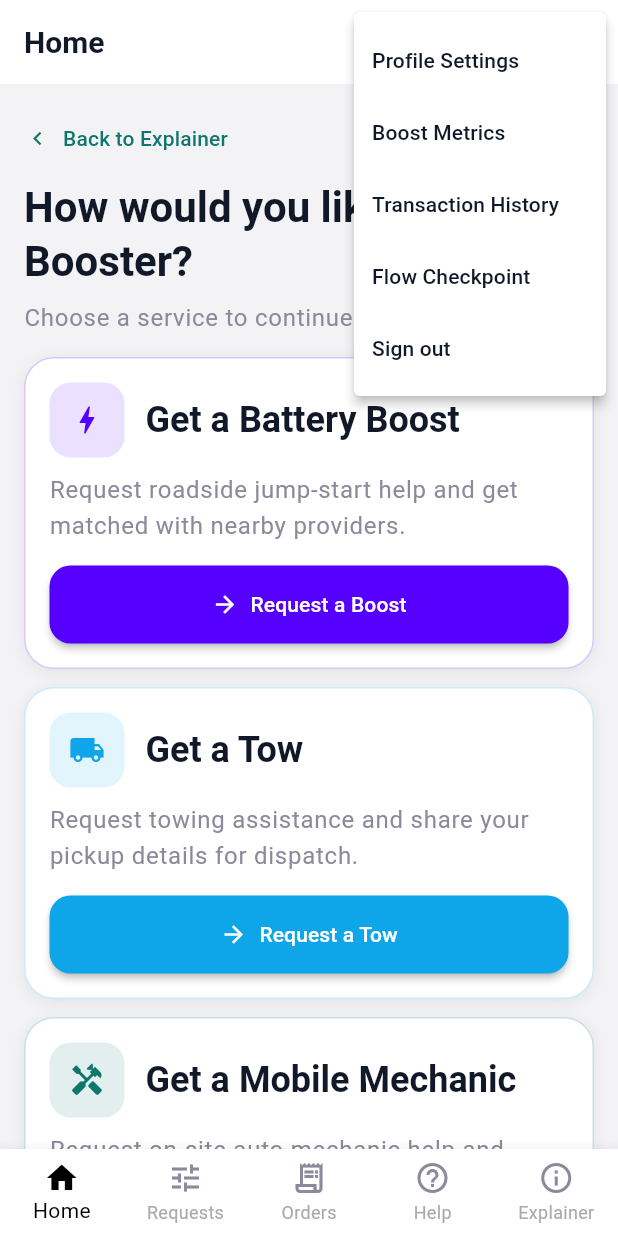
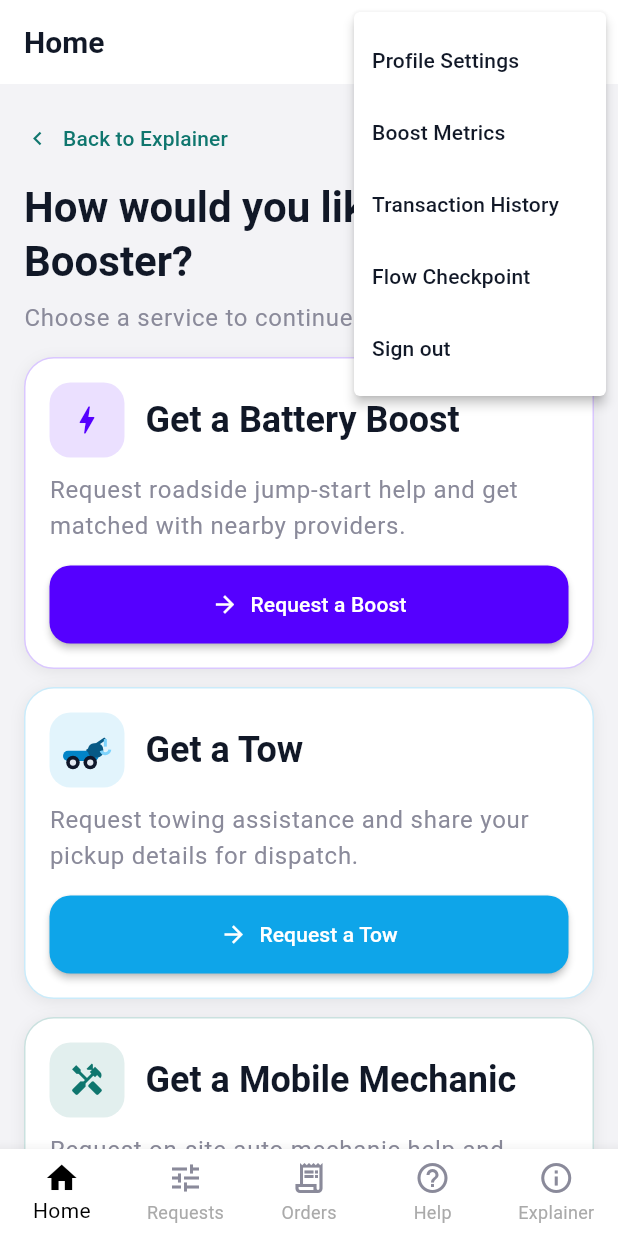
Before and after one commit to vitaprojects/boosstter, a Flutter app: the HomeScreen screen opened directly, after a tap on the "more vert" icon, on a phone screen of 412 x 824 dp. Run offline on Flutter 3.47's test engine with Material 3 defaults, Android fonts, the phone set to English and light mode, and no system bars; our stand-ins replace cloud_firestore, cloud_functions, firebase_auth, firebase_core, firebase_database, geocoding and 2 more; missing offline and left inert: flutter_stripe; accounts and stored records are empty.

Commit message:
Replace tow card icon with tow truck illustration

```diff
--- a/booster_app/lib/home_screen.dart
+++ b/booster_app/lib/home_screen.dart
@@ -434,6 +434,7 @@ class _MainServiceHub extends StatelessWidget {
               subtitle:
                   'Request towing assistance and share your pickup details for dispatch.',
               icon: Icons.local_shipping,
+              leading: const _TowTruckBadge(),
               accent: const Color(0xFF0EA5E9),
               cta: 'Request a Tow',
               onTap: isSelecting ? null : onOpenTow,
@@ -466,6 +467,7 @@ class _ServiceChoiceCard extends StatelessWidget {
     required this.icon,
     required this.accent,
     required this.cta,
+    this.leading,
     this.onTap,
   });
 
@@ -474,6 +476,7 @@ class _ServiceChoiceCard extends StatelessWidget {
   final IconData icon;
   final Color accent;
   final String cta;
+  final Widget? leading;
   final VoidCallback? onTap;
 
   @override
@@ -504,7 +507,7 @@ class _ServiceChoiceCard extends StatelessWidget {
                   color: accent.withValues(alpha: 0.12),
                   borderRadius: BorderRadius.circular(14),
                 ),
-                child: Icon(icon, color: accent),
+                child: leading ?? Icon(icon, color: accent),
               ),
               const SizedBox(width: 14),
               Expanded(
@@ -544,6 +547,78 @@ class _ServiceChoiceCard extends StatelessWidget {
       ),
     );
   }
+}
+
+class _TowTruckBadge extends StatelessWidget {
+  const _TowTruckBadge();
+
+  @override
+  Widget build(BuildContext context) {
+    return Center(
+      child: SizedBox(
+        width: 36,
+        height: 28,
+        child: CustomPaint(
+          painter: _TowTruckPainter(),
+        ),
+      ),
+    );
+  }
+}
+
+class _TowTruckPainter extends CustomPainter {
+  @override
+  void paint(Canvas canvas, Size size) {
+    final truck = Paint()..color = const Color(0xFF0284C7);
+    final dark = Paint()..color = const Color(0xFF075985);
+    final wheel = Paint()..color = const Color(0xFF0F172A);
+    final wheelInner = Paint()..color = const Color(0xFFE2E8F0);
+
+    final base = RRect.fromRectAndRadius(
+      Rect.fromLTWH(2, size.height * 0.52, size.width * 0.66, size.height * 0.24),
+      const Radius.circular(4),
+    );
+    canvas.drawRRect(base, truck);
+
+    final cabin = RRect.fromRectAndRadius(
+      Rect.fromLTWH(size.width * 0.52, size.height * 0.34, size.width * 0.28, size.height * 0.34),
+      const Radius.circular(4),
+    );
+    canvas.drawRRect(cabin, dark);
+
+    final armPath = Path()
+      ..moveTo(size.width * 0.48, size.height * 0.5)
+      ..lineTo(size.width * 0.82, size.height * 0.2)
+      ..lineTo(size.width * 0.86, size.height * 0.25)
+      ..lineTo(size.width * 0.52, size.height * 0.56)
+      ..close();
+    canvas.drawPath(armPath, dark);
+
+    final hook = Paint()
+      ..color = const Color(0xFF7DD3FC)
+      ..strokeWidth = 2
+      ..style = PaintingStyle.stroke;
+    canvas.drawLine(
+      Offset(size.width * 0.84, size.height * 0.24),
+      Offset(size.width * 0.84, size.height * 0.42),
+      hook,
+    );
+    canvas.drawArc(
+      Rect.fromCircle(center: Offset(size.width * 0.84, size.height * 0.48), radius: 3),
+      0.1,
+      2.7,
+      false,
+      hook,
+    );
+
+    for (final dx in <double>[size.width * 0.24, size.width * 0.56]) {
+      canvas.drawCircle(Offset(dx, size.height * 0.8), 4.5, wheel);
+      canvas.drawCircle(Offset(dx, size.height * 0.8), 2.1, wheelInner);
+    }
+  }
+
+  @override
+  bool shouldRepaint(covariant CustomPainter oldDelegate) => false;
 }
 
 class _RequestsTab extends StatelessWidget {
```
